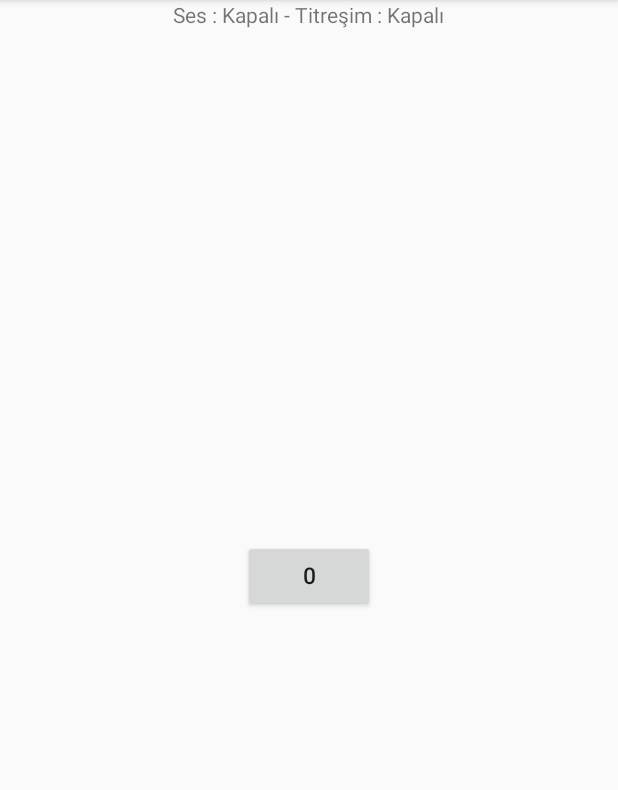
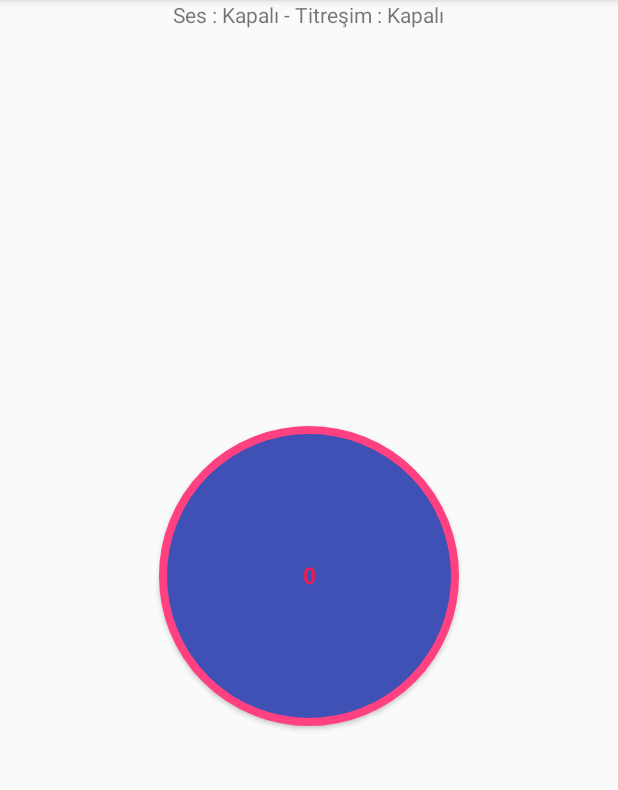
Before and after one commit to mesutozturk/Android2-ApplicationLifeCycle, an Android app: the screen it shows after launch (MainActivity), on a phone screen of 412 x 824 dp, the part 84-874 px from its top. Run offline under Robolectric (Android 15) with nearby library versions, the phone set to English and light mode, and no system bars; our stand-ins replace AdMob.

Commit message:
button selector

```diff
--- /dev/null
+++ b/app/src/main/res/drawable/btnrenk.xml
@@ -0,0 +1,8 @@
+<?xml version="1.0" encoding="utf-8"?>
+<shape xmlns:android="http://schemas.android.com/apk/res/android"
+    android:shape="oval">
+    <solid android:color="@color/colorPrimary" />
+    <stroke
+        android:width="5dp"
+        android:color="@color/colorAccent" />
+</shape>
--- /dev/null
+++ b/app/src/main/res/drawable/btnrenkbasili.xml
@@ -0,0 +1,8 @@
+<?xml version="1.0" encoding="utf-8"?>
+<shape xmlns:android="http://schemas.android.com/apk/res/android"
+    android:shape="oval">
+    <solid android:color="@color/colorPrimaryDark" />
+    <stroke
+        android:width="7dp"
+        android:color="@color/colorAccent" />
+</shape>
--- /dev/null
+++ b/app/src/main/res/drawable/btnsecici.xml
@@ -0,0 +1,5 @@
+<?xml version="1.0" encoding="utf-8"?>
+<selector xmlns:android="http://schemas.android.com/apk/res/android">
+    <item android:drawable="@drawable/btnrenkbasili" android:state_pressed="true" />
+    <item android:drawable="@drawable/btnrenk" />
+</selector>
--- a/app/src/main/res/layout/activity_main.xml
+++ b/app/src/main/res/layout/activity_main.xml
@@ -8,11 +8,14 @@
 
     <Button
         android:id="@+id/btnSay"
-        android:layout_width="wrap_content"
-        android:layout_height="wrap_content"
+        android:layout_width="200dp"
+        android:layout_height="200dp"
         android:layout_centerHorizontal="true"
+        android:textSize="80sp"
+        android:textColor="#ff1744"
         android:layout_centerVertical="true"
-        android:text="Button" />
+        android:background="@drawable/btnsecici"
+        android:text="0" />
 
     <TextView
         android:id="@+id/txtDurum"
```
